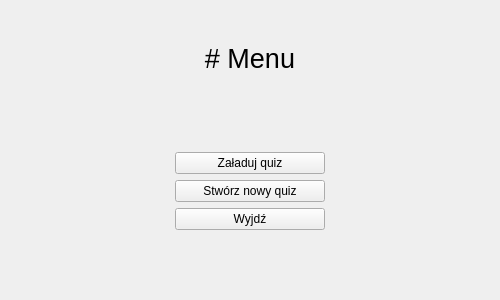
The window that main_window.ui (M4tth3wG/Quizer) describes before a commit, drawn with Qt 5.
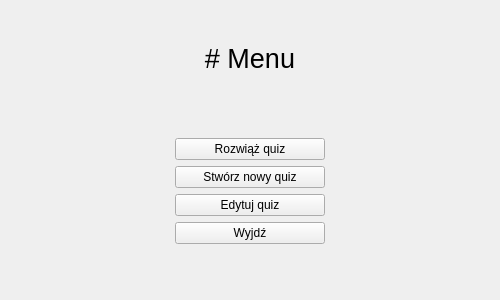
The same window after the commit.

Commit message: quiz creator refactoring

What changed in the file:
```diff
--- a/main_window.ui
+++ b/main_window.ui
@@ -79,6 +79,38 @@
     </item>
     <item>
      <layout class="QGridLayout" name="gridLayout">
+      <item row="4" column="1">
+       <widget class="QPushButton" name="quit_btn">
+        <property name="minimumSize">
+         <size>
+          <width>150</width>
+          <height>0</height>
+         </size>
+        </property>
+        <property name="maximumSize">
+         <size>
+          <width>150</width>
+          <height>16777215</height>
+         </size>
+        </property>
+        <property name="text">
+         <string>Wyjdź</string>
+        </property>
+       </widget>
+      </item>
+      <item row="0" column="0">
+       <spacer name="horizontalSpacer">
+        <property name="orientation">
+         <enum>Qt::Horizontal</enum>
+        </property>
+        <property name="sizeHint" stdset="0">
+         <size>
+          <width>40</width>
+          <height>20</height>
+         </size>
+        </property>
+       </spacer>
+      </item>
       <item row="2" column="1" alignment="Qt::AlignHCenter|Qt::AlignVCenter">
        <widget class="QPushButton" name="create_new_quiz_btn">
         <property name="minimumSize">
@@ -126,7 +158,7 @@
          </size>
         </property>
         <property name="text">
-         <string>Załaduj quiz</string>
+         <string>Rozwiąż quiz</string>
         </property>
        </widget>
       </item>
@@ -144,21 +176,9 @@
        </spacer>
       </item>
       <item row="3" column="1">
-       <widget class="QPushButton" name="quit_btn">
-        <property name="minimumSize">
-         <size>
-          <width>150</width>
-          <height>0</height>
-         </size>
-        </property>
-        <property name="maximumSize">
-         <size>
-          <width>150</width>
-          <height>16777215</height>
-         </size>
-        </property>
+       <widget class="QPushButton" name="edit_quiz_btn">
         <property name="text">
-         <string>Wyjdź</string>
+         <string>Edytuj quiz</string>
         </property>
        </widget>
       </item>
```
Left out of the diff: 13 changed lines with no effect on the pictures. The commit also changes 1 other file.
